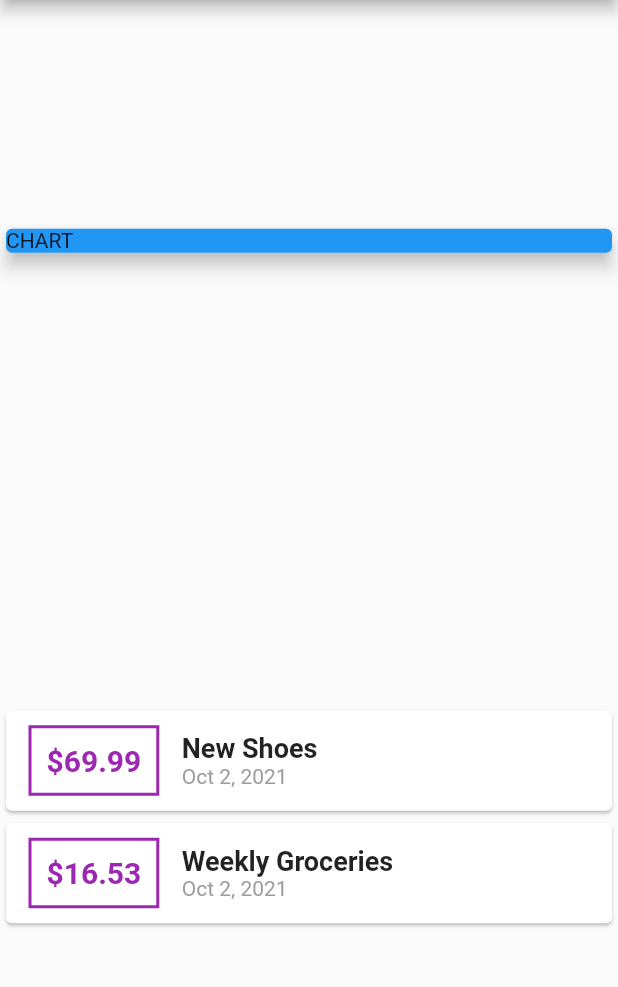
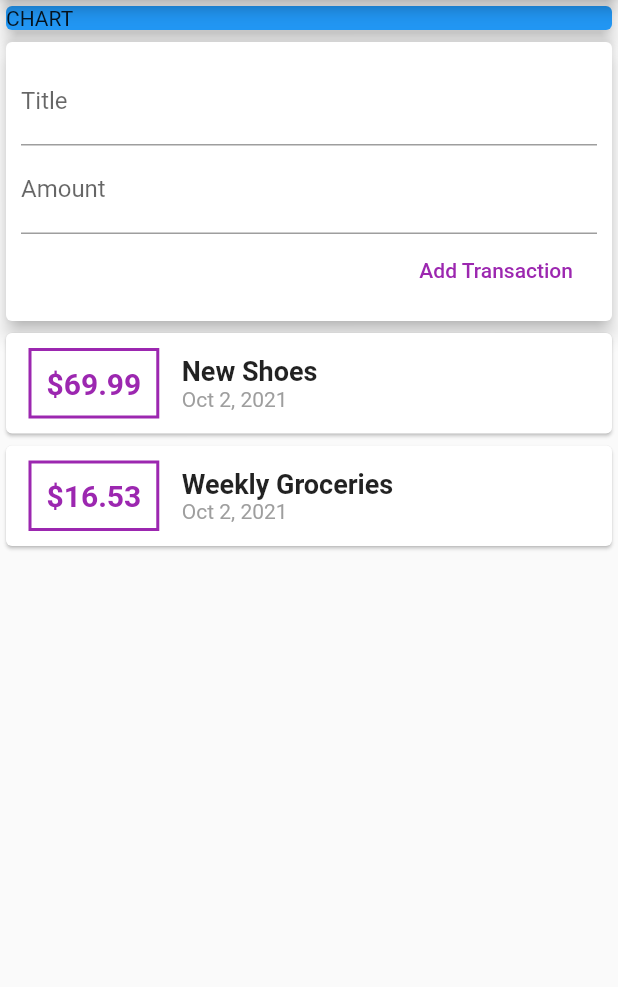
Before and after one commit to felipemotarocha/flutter-expenses-app, a Flutter app: the screen it shows after launch, on a phone screen of 412 x 824 dp, the part 84-1071 px from its top. Run offline on Flutter 3.47's test engine with Material 2 defaults, Android fonts, the phone set to English and light mode, and no system bars.

Commit message:
feat: add text fields

```diff
--- a/lib/home.dart
+++ b/lib/home.dart
@@ -1,4 +1,4 @@
-// ignore_for_file: sized_box_for_whitespace
+// ignore_for_file: sized_box_for_whitespace, deprecated_member_use
 
 import 'package:expenses_app/entities/transaction.dart';
 import 'package:flutter/material.dart';
@@ -29,7 +29,6 @@ class Home extends StatelessWidget {
         title: const Text('Expenses App'),
       ),
       body: Column(
-        mainAxisAlignment: MainAxisAlignment.spaceAround,
         children: [
           Container(
             width: double.infinity,
@@ -37,6 +36,32 @@ class Home extends StatelessWidget {
               color: Colors.blue,
               child: Text('CHART'),
               elevation: 5,
+            ),
+          ),
+          Card(
+            elevation: 5,
+            child: Container(
+              padding: const EdgeInsets.all(10),
+              child: Column(
+                crossAxisAlignment: CrossAxisAlignment.end,
+                children: [
+                  const TextField(
+                    decoration: InputDecoration(
+                      labelText: 'Title',
+                    ),
+                  ),
+                  const TextField(
+                    decoration: InputDecoration(
+                      labelText: 'Amount',
+                    ),
+                  ),
+                  FlatButton(
+                    onPressed: () {},
+                    child: const Text('Add Transaction'),
+                    textColor: Colors.purple,
+                  )
+                ],
+              ),
             ),
           ),
           Column(
```
